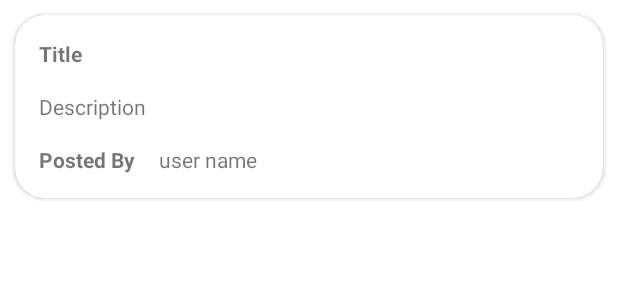
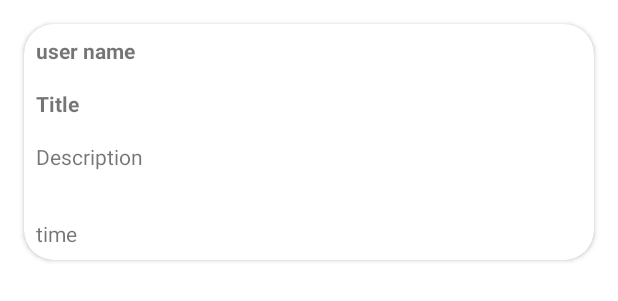
Before and after one commit to harishtanu007/proSafe, an Android app: the layout incident.xml on its own in the app's theme, with its tools: preview values and no code run, on a phone screen of 412 x 824 dp. Shown: the top 301 px of the screen. Run offline under Robolectric (Android 15) with nearby library versions, the phone set to English and light mode, and no system bars.

Commit message:
Update incident.xml

```diff
--- a/app/src/main/res/layout/incident.xml
+++ b/app/src/main/res/layout/incident.xml
@@ -4,66 +4,62 @@
     xmlns:tools="http://schemas.android.com/tools"
     android:layout_width="match_parent"
     android:layout_height="wrap_content"
-    android:layout_marginHorizontal="10dp"
-    android:layout_marginTop="10dp"
-    android:layout_marginBottom="20dp"
+    android:layout_margin="16dp"
     android:scrollbars="vertical"
     app:cardCornerRadius="20dp">
 
 
     <androidx.constraintlayout.widget.ConstraintLayout
         android:layout_width="match_parent"
-        android:layout_height="match_parent">
+        android:layout_height="wrap_content">
+
         <TextView
             android:id="@+id/title"
             android:layout_width="match_parent"
             android:layout_height="wrap_content"
-            android:layout_marginStart="16dp"
-            android:layout_marginTop="16dp"
-            android:layout_marginEnd="16dp"
+            android:layout_margin="8dp"
             android:text="Title"
             android:textStyle="bold"
-            app:layout_constraintEnd_toEndOf="parent"
-            app:layout_constraintTop_toTopOf="parent" />
+            app:layout_constraintBottom_toTopOf="@+id/description"
+            app:layout_constraintTop_toBottomOf="@id/posted_by"
+            />
 
 
         <TextView
             android:id="@+id/description"
             android:layout_width="match_parent"
             android:layout_height="wrap_content"
-            android:layout_marginStart="16dp"
-            android:layout_marginTop="16dp"
-            android:layout_marginEnd="16dp"
+            android:layout_margin="8dp"
+            android:lines="2"
+            android:singleLine="false"
             android:text="Description"
+            android:ellipsize="end"
+            app:layout_constraintBottom_toBottomOf="parent"
             app:layout_constraintEnd_toEndOf="parent"
-            app:layout_constraintTop_toBottomOf="@id/title" />
-
-        <TextView
-            android:id="@+id/textView3"
-            android:layout_width="wrap_content"
-            android:layout_height="wrap_content"
-            android:layout_marginStart="16dp"
-            android:layout_marginLeft="16dp"
-            android:layout_marginTop="16dp"
-            android:layout_marginBottom="16dp"
-            android:text="Posted By"
-            android:textStyle="bold"
-            app:layout_constraintBottom_toBottomOf="parent"
-            app:layout_constraintStart_toStartOf="parent"
-            app:layout_constraintTop_toBottomOf="@id/description" />
+            app:layout_constraintTop_toBottomOf="@id/title"
+            app:layout_constraintBottom_toTopOf="@id/time"/>
 
         <TextView
             android:id="@+id/posted_by"
-            android:layout_width="0dp"
+            android:layout_width="match_parent"
             android:layout_height="wrap_content"
-            android:layout_marginStart="16dp"
-            android:layout_marginTop="16dp"
-            android:layout_marginEnd="16dp"
-            android:layout_marginBottom="16dp"
+            android:layout_margin="8dp"
             android:text="user name"
+            android:textStyle="bold"
+            app:layout_constraintBottom_toTopOf="@+id/title"
+            app:layout_constraintEnd_toEndOf="parent"
+            app:layout_constraintStart_toStartOf="parent"
+            app:layout_constraintTop_toTopOf="parent" />
+
+        <TextView
+            android:id="@+id/time"
+            android:layout_width="match_parent"
+            android:layout_height="wrap_content"
+            android:layout_margin="8dp"
+            android:text="time"
             app:layout_constraintBottom_toBottomOf="parent"
-            app:layout_constraintEnd_toEndOf="parent"
-            app:layout_constraintStart_toEndOf="@+id/textView3" />
+            app:layout_constraintTop_toBottomOf="@id/description"
+            />
 
     </androidx.constraintlayout.widget.ConstraintLayout>
 </androidx.cardview.widget.CardView>
```
